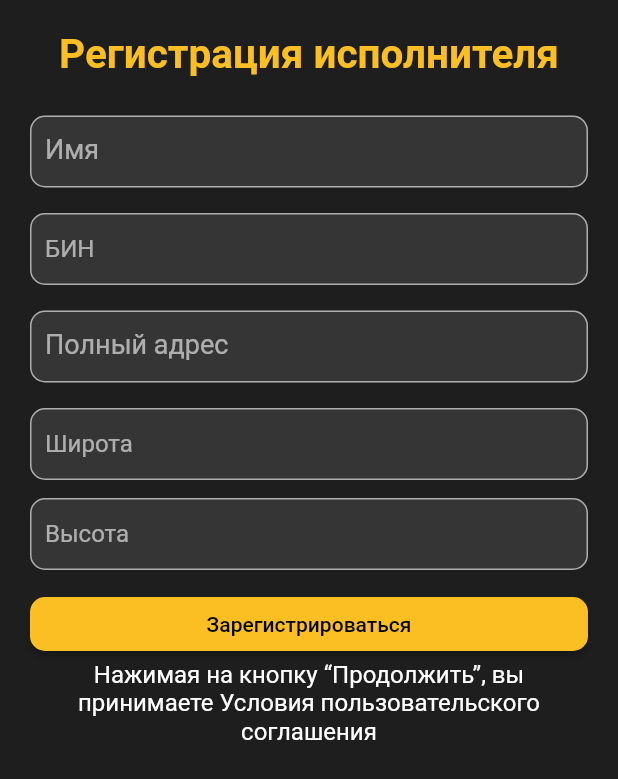
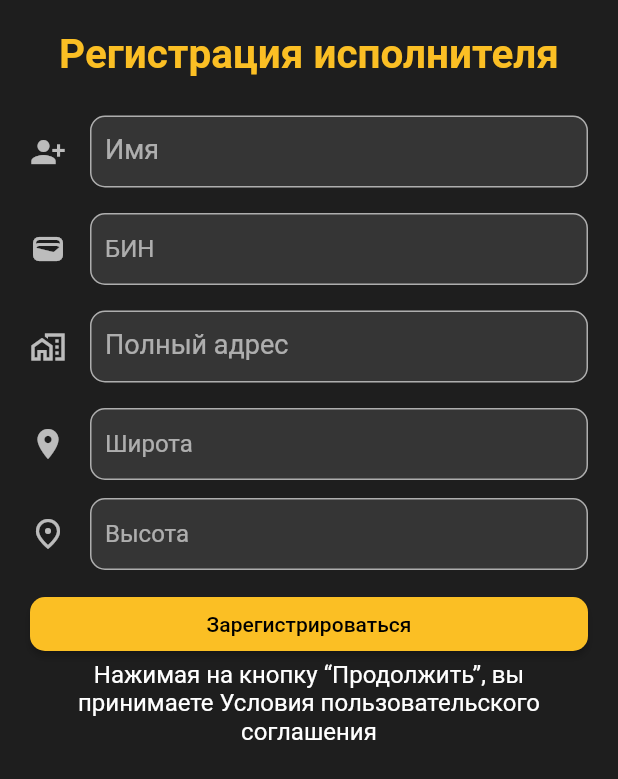
Before and after one commit to Manover-metal/megaladon_app, a Flutter app: the RegisterExecutorScreen screen opened by its route, on a phone screen of 412 x 824 dp. Shown: the top 779 px of the screen. Run offline on Flutter 3.47's test engine with Material 2 defaults, Android fonts, the phone set to English and light mode, and no system bars; our stand-ins replace auto_route, bloc, dio, easy_localization, equatable, flex_color_scheme and 7 more; missing offline and left inert: flutter_picker, teledart; accounts and stored records are empty; generated files the repository leaves out were written again; network calls fail; statements that could not run were skipped.

Commit message:
add store with register shop

```diff
--- a/lib/core/isar/index.dart
+++ b/lib/core/isar/index.dart
@@ -1,6 +1,7 @@
 import 'package:isar/isar.dart';
 import 'package:megaladon/data/models/auth/auth_model.dart';
 import 'package:megaladon/data/models/executor_model.dart';
+import 'package:megaladon/data/models/store_model.dart';
 import 'package:megaladon/data/models/user_model.dart';
 
 class IsarService {
@@ -10,6 +11,7 @@ class IsarService {
     _isar = await Isar.open([
       UserModelSchema,
       ExecutorModelSchema,
+      StoreModelSchema,
       AuthModelSchema
     ]);
   }
--- a/lib/data/models/auth/auth_model.dart
+++ b/lib/data/models/auth/auth_model.dart
@@ -1,6 +1,7 @@
 
 import 'package:isar/isar.dart';
 import 'package:megaladon/data/models/executor_model.dart';
+import 'package:megaladon/data/models/store_model.dart';
 import 'package:megaladon/data/models/user_model.dart';
 
 part 'auth_model.g.dart';
@@ -16,4 +17,6 @@ class AuthModel {
 
   IsarLink<ExecutorModel> executor = IsarLink<ExecutorModel>();
 
+  IsarLink<StoreModel> store = IsarLink<StoreModel>();
+
 }
--- a/lib/data/models/request/params/register/register_executor_request_params.dart
+++ b/lib/data/models/request/params/register/register_executor_request_params.dart
@@ -1,4 +1,5 @@
 import 'package:megaladon/data/models/dictionary/city_model.dart';
+import 'package:megaladon/data/models/dictionary/service_type_model.dart';
 import 'package:megaladon/data/models/dictionary/store_type_model.dart';
 import 'package:megaladon/data/models/request/index_period_enum.dart';
 
@@ -10,7 +11,7 @@ class RegisterExecutorRequestParams {
   final String fullAddress;
   final double lon;
   final double lat;
-  final List<int> services;
+  final List<ServiceTypeModel> services;
 
   const RegisterExecutorRequestParams({
     required this.name,
@@ -28,7 +29,7 @@ class RegisterExecutorRequestParams {
       'full_address': fullAddress,
       'lon': lon,
       'lat': lat,
-      'services': services
+      'services': services.map((e) => e.id)
     };
     return data;
   }
--- a/lib/data/models/store_model.dart
+++ b/lib/data/models/store_model.dart
@@ -1,17 +1,34 @@
+import 'package:isar/isar.dart';
+import 'package:megaladon/data/models/dictionary/city_model.dart';
 import 'package:megaladon/data/models/dictionary/store_type_model.dart';
 
+part 'store_model.g.dart';
+
+
+@collection
 class StoreModel {
-  final int id;
+  final Id id;
   final String fullAddress;
 
   final String? name;
   final int? bin;
   final String? rating;
   final String? photo;
-  final List? prices;
-  final List? contacts;
+
+
   final double? lat;
   final double? lon;
+
+  @ignore
+  final List? contacts;
+
+  @ignore
+  final List? prices;
+
+  @ignore
+  final CityModel? city;
+
+  @ignore
   final StoreTypeModel? type;
 
 
@@ -26,7 +43,8 @@ class StoreModel {
     this.lat,
     this.lon,
     this.name,
-    this.type
+    this.type,
+    this.city
   });
 
   static StoreModel fromJsonMini(data) {
@@ -36,7 +54,9 @@ class StoreModel {
         rating: data['rating'],
         fullAddress: data['full_address'],
         photo: data['photo_url'],
-        type: data['type'] != null? StoreTypeModel.fromJson(data['type']): null
+        type: data['type'] != null? StoreTypeModel.fromJson(data['type']): null,
+        city: data['city'] != null? CityModel.fromJson(data['city']): null
+
     );
   }
 
@@ -51,7 +71,9 @@ class StoreModel {
         contacts: data['contacts'],
         lat: data['lat'],
         lon: data['lon'],
-        type: data['type'] != null? StoreTypeModel.fromJson(data['type']): null
+        type: data['type'] != null? StoreTypeModel.fromJson(data['type']): null,
+        city: data['city'] != null? CityModel.fromJson(data['city']): null
+
     );
   }
 
--- a/lib/data/models/user_model.dart
+++ b/lib/data/models/user_model.dart
@@ -31,7 +31,7 @@ class UserModel {
       id: data['id'],
       name: data['name'],
       phone: data['phone'],
-      photo: data['photo'],
+      photo: data['photo_url'],
       countOrders: data['count_orders'],
       city: data['city'] != null? CityModel.fromJson(data['city']): null,
     );
--- a/lib/data/repositories/auth/register_repository.dart
+++ b/lib/data/repositories/auth/register_repository.dart
@@ -1,5 +1,6 @@
 import 'package:megaladon/core/dio/index.dart';
 import 'package:megaladon/data/models/request/params/register/register_executor_request_params.dart';
+import 'package:megaladon/data/models/request/params/register/register_store_request_params.dart';
 import 'package:megaladon/data/models/request/params/register/register_user_request_params.dart';
 
 class RegisterRepository {
@@ -10,4 +11,8 @@ class RegisterRepository {
   Future registerExecutor(RegisterExecutorRequestParams params) {
     return ApiService.I.post('/auth/register-executor', data: params.toData());
   }
+
+  Future registerStore(RegisterStoreRequestParams params) {
+    return ApiService.I.post('/auth/register-store', data: params.toData());
+  }
 }
--- a/lib/presentation/screens/auth/register/register_executor_screen.dart
+++ b/lib/presentation/screens/auth/register/register_executor_screen.dart
@@ -113,22 +113,27 @@ class _RegisterExecutorScreenState extends State<RegisterExecutorScreen> {
                   SizedBox(height: 20,),
                   TextFieldApp(
                     label: 'Имя',
+                    icon: Icon(Icons.person_add_alt_1),
                     controller: _nameController,
                   ),
                   NumberFieldApp(
                     label: 'БИН',
+                    icon: Icon(Icons.wallet),
                     controller: _binController,
                   ),
                   TextFieldApp(
                     label: 'Полный адрес',
+                    icon: Icon(Icons.maps_home_work_outlined),
                     controller: _fullAddressController,
                   ),
                   DoubleFieldApp(
                     label: 'Широта',
+                    icon: Icon(Icons.place),
                     controller: _latController,
                   ),
                   DoubleFieldApp(
                     label: 'Высота',
+                    icon: Icon(Icons.place_outlined),
                     controller: _lonController,
                   ),
                   BlocBuilder<RegisterExecutorBloc, RegisterExecutorState>(
--- a/lib/presentation/widgets/drawer/drawer_app.dart
+++ b/lib/presentation/widgets/drawer/drawer_app.dart
@@ -106,7 +106,7 @@ class DrawerApp extends StatelessWidget {
                         text: 'Регистрация исполнителя',
                         onPressed: _registerExecutor(context),
                       ),
-                      OutlinedButtonApp(
+                      if(state.auth.store.value == null)  OutlinedButtonApp(
                         text: 'Регистрация магазина',
                         onPressed: _registerStore(context),
                       ),
```
Also changed, not shown: lib/data/models/request/params/register/register_store_request_params.dart (added, +54 -0 lines), lib/data/repositories/auth/auth_repository.dart (+7 -1 lines), lib/logic/auth/auth_bloc.dart (+14 -4 lines), lib/logic/register/register_store/register_store_bloc.dart (added, +33 -0 lines), lib/logic/register/register_store/register_store_event.dart (added, +17 -0 lines), lib/logic/register/register_store/register_store_state.dart (added, +30 -0 lines), lib/main.dart (+5 -5 lines), lib/data/models/auth/auth_model.g.dart, lib/data/models/store_model.g.dart (added).
